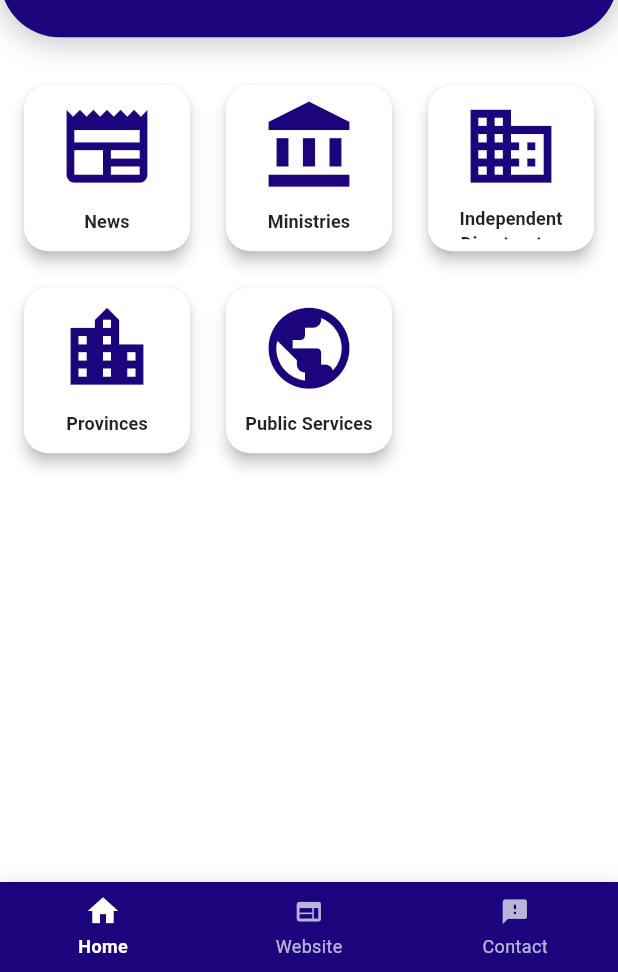
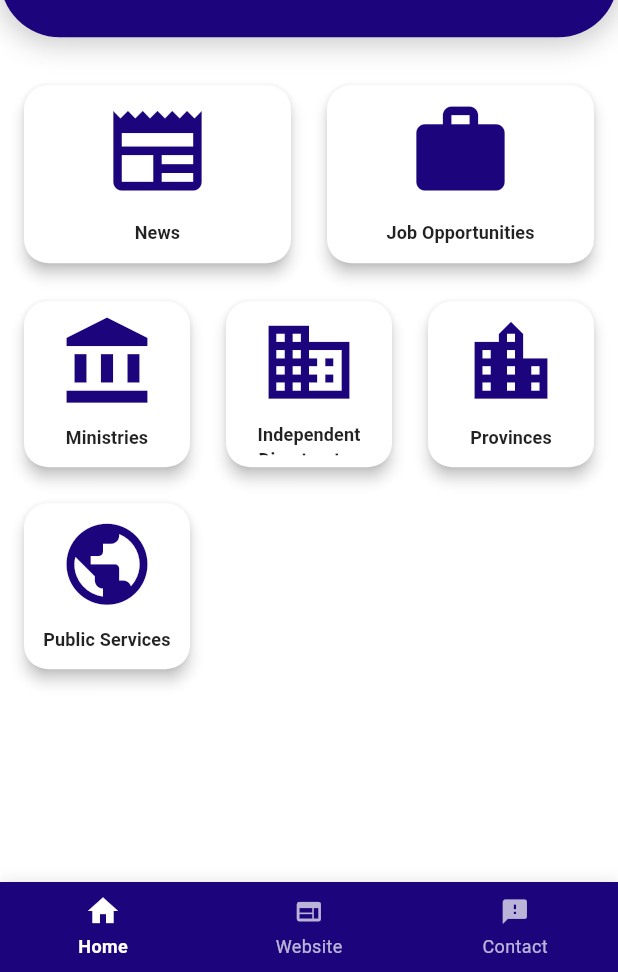
Before and after one commit to Noorchakari1/my-flutter-app, a Flutter app: the HomeScreen screen opened by its route, on a phone screen of 412 x 824 dp, the part 264-1236 px from its top. Run offline on Flutter 3.47's test engine with Material 3 defaults, Android fonts, the phone set to English and light mode, and no system bars; our stand-ins replace cached_network_image, connectivity_plus, flutter_html, flutter_riverpod, riverpod_annotation, share_plus and 3 more; missing offline and left inert: webview_flutter_android; accounts and stored records are empty; generated files the repository leaves out were written again; statements that could not run were skipped.

Commit message:
jobOpurtentity section added to the home

```diff
--- a/lib/features/home/presentation/screens/home_screen.dart
+++ b/lib/features/home/presentation/screens/home_screen.dart
@@ -1,6 +1,5 @@
 import 'package:flutter/material.dart';
 import 'package:flutter_riverpod/flutter_riverpod.dart';
-
 import '../../../../core/config/routes.dart';
 import '../../../../core/providers/theme_provider.dart';
 import '../../../../shared/constants/app_constants.dart';
@@ -56,11 +55,18 @@ class _HomeScreenState extends ConsumerState<HomeScreen> {
               horizontal: AppConstants.defaultPadding,
               vertical: AppConstants.defaultPadding * 2,
             ),
+            child: Column(
+              children: [
+                // First section: News and Job Opportunities (2 items per row)
+                Container(
+                  margin: const EdgeInsets.only(bottom: AppConstants.defaultPadding * 1.5),
+                  height: 120, // Fixed height for the first row
                   child: GridView.count(
-              crossAxisCount: 3,
+                    physics: const NeverScrollableScrollPhysics(),
+                    crossAxisCount: 2,
                     mainAxisSpacing: AppConstants.defaultPadding * 1.5,
                     crossAxisSpacing: AppConstants.defaultPadding * 1.5,
-              childAspectRatio: 1,
+                    childAspectRatio: 1.5,
                     children: [
                       CustomButton(
                         title: _getText('newsNav'),
@@ -69,6 +75,31 @@ class _HomeScreenState extends ConsumerState<HomeScreen> {
                           Navigator.of(context).pushNamed(Routes.news);
                         },
                       ),
+                      CustomButton(
+                        title: _getText('jobOpportunities'),
+                        iconData: Icons.work,
+                        onPressed: () {
+                          // Functionality will be implemented later
+                          ScaffoldMessenger.of(context).showSnackBar(
+                            SnackBar(
+                              content: Text(_getText('comingSoon')),
+                              duration: const Duration(seconds: 2),
+                            ),
+                          );
+                        },
+                      ),
+                    ],
+                  ),
+                ),
+
+                // Second section: Remaining menu items (3 items per row)
+                Expanded(
+                  child: GridView.count(
+                    crossAxisCount: 3,
+                    mainAxisSpacing: AppConstants.defaultPadding * 1.5,
+                    crossAxisSpacing: AppConstants.defaultPadding * 1.5,
+                    childAspectRatio: 1.0,
+                    children: [
                       CustomButton(
                         title: _getText('ministries'),
                         iconData: Icons.account_balance,
@@ -102,6 +133,9 @@ class _HomeScreenState extends ConsumerState<HomeScreen> {
                             ),
                           ));
                         },
+                      ),
+                    ],
+                  ),
                 ),
               ],
             ),
--- a/lib/shared/constants/app_constants.dart
+++ b/lib/shared/constants/app_constants.dart
@@ -112,6 +112,7 @@ class AppConstants {
     'websiteNav': 'وبسایت',
     'contactNav': 'تماس',
     'newsNav': 'اخبار',
+    'jobOpportunities': 'فرصت های شغلی',
     'feedbackGuide': 'لطفاً نظریات/شکایات خود را با ما شریک سازید',
     'whatsapp': 'واتساپ',
     'email': 'ایمیل',
@@ -219,6 +220,7 @@ class AppConstants {
     'websiteNav': 'ویب پاڼه',
     'contactNav': 'اړیکه',
     'newsNav': 'خبرونه',
+    'jobOpportunities': 'د کار فرصتونه',
     'feedbackGuide': 'مهرباني وکړئ خپل نظرونه/شکایتونه له موږ سره شریک کړئ',
     'whatsapp': 'واټساپ',
     'email': 'بریښنالیک',
@@ -326,6 +328,7 @@ class AppConstants {
     'websiteNav': 'Website',
     'contactNav': 'Contact',
     'newsNav': 'News',
+    'jobOpportunities': 'Job Opportunities',
     'feedbackGuide': 'Please share your feedback with us',
     'whatsapp': 'WhatsApp',
     'email': 'Email',
```
Also changed, not shown: 4 other files. Lines whose indentation alone changed are shown as unchanged.
